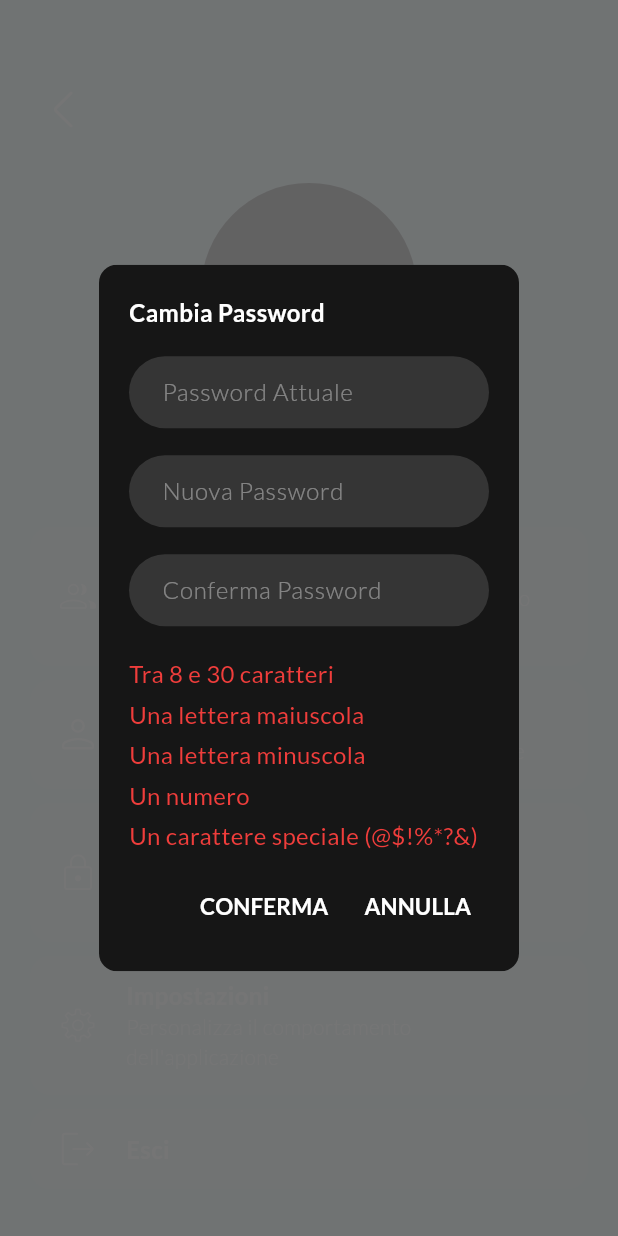
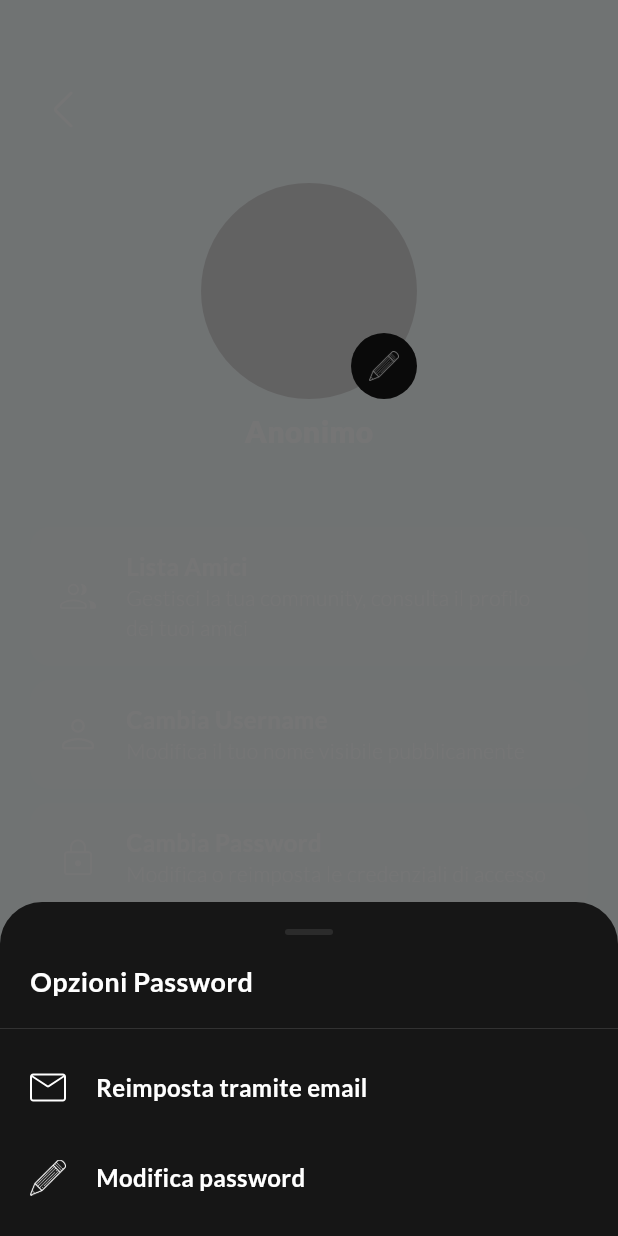
Before and after one commit to MrPio/Scheda_DnD_5e, a Flutter app: the UserScreen widget shown alone on an empty page, opened directly with empty values, after a tap on "Cambia Password", on a phone screen of 412 x 824 dp. Run offline on Flutter 3.47's test engine with Material 3 defaults, Android fonts, the phone set to English and light mode, and no system bars; drawn by our look-alikes of cached_network_image; our stand-ins replace cloud_firestore, firebase_auth, firebase_core, flutter_dotenv, flutter_markdown, flutter_svg and 7 more; missing offline and left inert: dynamic_height_grid_view; accounts and stored records are empty; network calls fail.

Commit message:
Add change password ButtomSheet and add logout logic in user_screen.dart

```diff
--- a/lib/view/screen/user_screen.dart
+++ b/lib/view/screen/user_screen.dart
@@ -2,6 +2,7 @@ import 'package:flutter/material.dart';
 import 'package:scheda_dnd_5e/constant/fonts.dart';
 import 'package:scheda_dnd_5e/constant/measures.dart';
 import 'package:scheda_dnd_5e/extension_function/context_extensions.dart';
+import 'package:scheda_dnd_5e/extension_function/string_extensions.dart';
 import 'package:scheda_dnd_5e/manager/account_manager.dart';
 import 'package:scheda_dnd_5e/model/user.dart';
 import 'package:scheda_dnd_5e/view/partial/card/button_card.dart';
@@ -12,6 +13,7 @@ import 'package:scheda_dnd_5e/view/user_page.dart';
 
 import '../../constant/palette.dart';
 import '../../manager/data_manager.dart';
+import '../partial/clickable.dart';
 
 class UserScreen extends StatefulWidget {
   final UserArgs? args;
@@ -92,11 +94,9 @@ class _UserScreenState extends State<UserScreen> {
           // Change password
           ButtonCard(
             title: "Cambia Password",
-            description: 'Modifica le credenziali di accesso al tuo account',
+            description: 'Modifica o reimposta le credenziali di accesso',
             icon: 'password',
-            onTap: () {
-              showChangePasswordPopup();
-            },
+            onTap: () => showPasswordOptions(context),
           ),
           const SizedBox(height: Measures.vMarginThin),
 
@@ -112,19 +112,87 @@ class _UserScreenState extends State<UserScreen> {
           const SizedBox(height: Measures.vMarginThin),
 
           // Logout
+          // Inside the UserScreen widget's build method:
           ButtonCard(
             title: "Esci",
             icon: 'logout',
             onTap: () {
-              // TODO
-              //AccountManager().logout();
-              //Navigator.pushNamedAndRemoveUntil(context, '/signin', (route) => false);
+              // Show a confirmation popup before logging out
+              showLogoutConfirmationPopup();
             },
           ),
           const SizedBox(height: Measures.vMarginBig * 3),
         ],
       ),
     );
+  }
+
+  showPasswordOptions(BuildContext context) {
+    context.bottomSheet(
+      BottomSheetArgs(
+        header: Row(
+          crossAxisAlignment: CrossAxisAlignment.center,
+          children: [
+            Column(
+              crossAxisAlignment: CrossAxisAlignment.start,
+              children: [
+                Text(
+                  'Opzioni Password',
+                  style: Fonts.bold(size: 18),
+                ),
+              ],
+            ),
+            const SizedBox(width: Measures.hMarginBig),
+          ],
+        ),
+        items: [
+          BottomSheetItem(
+            'email',
+            'Reimposta tramite email',
+            resetPassword,
+          ),
+          BottomSheetItem(
+            'png/edit',
+            'Modifica password',
+                () => showChangePasswordPopup(),
+          ),
+        ],
+      ),
+    );
+  }
+
+  resetPassword() async {
+    // Assuming the email is already available in the user object
+    final String email = user?.email ?? '';
+
+    if (email.isNotEmpty && email.isEmail) {
+      context.popup(
+        'Reset della password',
+        message: 'Un link per reimpostare la tua password sarà inviato a:\n$email',
+        positiveText: 'Invia email',
+        negativeText: 'Annulla',
+        positiveCallback: () async {
+          ResetPasswordStatus status = await AccountManager().resetPassword(email);
+          if (status == ResetPasswordStatus.success) {
+            context.snackbar(
+              'Controlla il tuo indirizzo email per reimpostare la password',
+              backgroundColor: Palette.backgroundBlue,
+            );
+          } else {
+            context.snackbar(
+              'Errore generico durante l\'invio dell\'email di reset!',
+              backgroundColor: Palette.primaryRed,
+            );
+          }
+        },
+        child: const SizedBox.shrink(), // No additional input fields needed
+      );
+    } else {
+      context.snackbar(
+        'Errore: l\'email associata non è valida!',
+        backgroundColor: Palette.primaryRed,
+      );
+    }
   }
 
   showChangePasswordPopup() async {
@@ -206,6 +274,27 @@ class _UserScreenState extends State<UserScreen> {
           )
         ],
       ),
+    );
+  }
+
+  showLogoutConfirmationPopup() {
+    context.popup(
+      'Conferma Logout',
+      message: 'Sei sicuro di voler uscire?',
+      positiveText: 'Esci',
+      negativeText: 'Annulla',
+      positiveCallback: () async {
+        // Perform logout operation
+        await AccountManager().signOut();
+        // Navigate to the sign-in screen
+        Navigator.pushNamedAndRemoveUntil(context, '/signin', (route) => false);
+        // Show confirmation message
+        context.snackbar(
+          'Sei uscito con successo!',
+          backgroundColor: Palette.backgroundBlue,
+        );
+      },
+      child: const SizedBox.shrink(), // No additional input fields needed
     );
   }
 }
```
Also changed, not shown: 1 other file.
